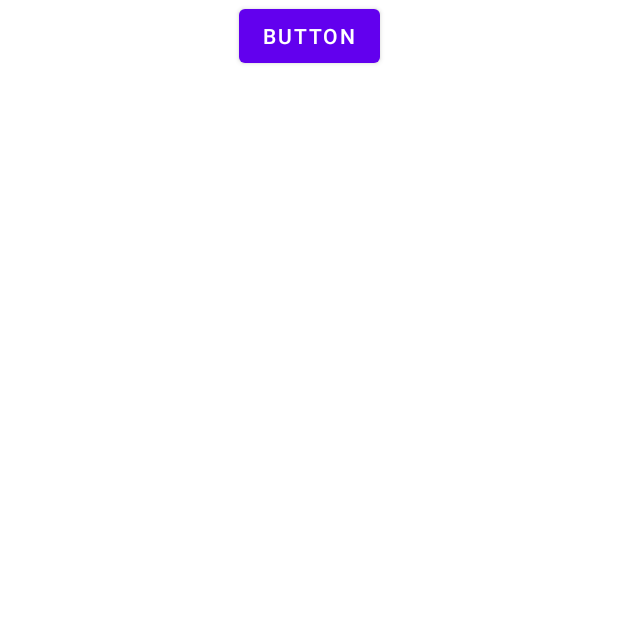
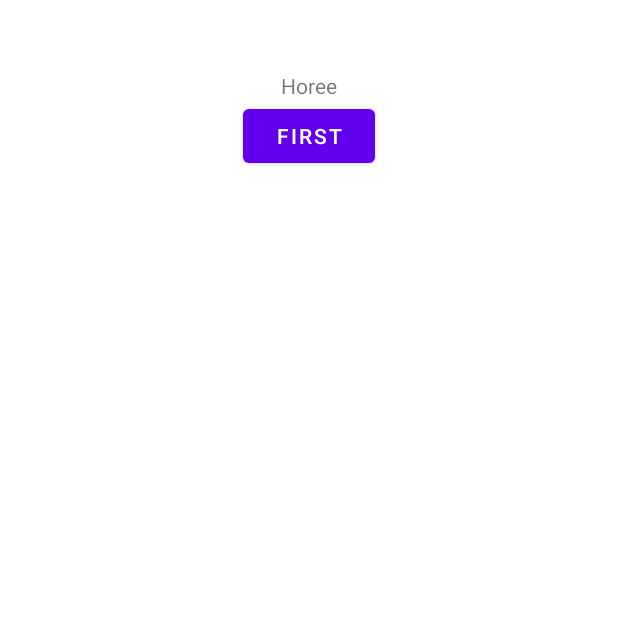
Before and after one commit to t39uh/Chapter5-Challange, an Android app: the SplashActivity screen opened directly, with no data from a screen before it, on a phone screen of 412 x 824 dp, the top half of it. Run offline under Robolectric (Android 15) with nearby library versions, the phone set to English and light mode, and no system bars.

Commit message:
begining of the pager

```diff
--- a/app/build.gradle
+++ b/app/build.gradle
@@ -40,6 +40,7 @@ dependencies {
     implementation 'androidx.appcompat:appcompat:1.3.1'
     implementation 'com.google.android.material:material:1.4.0'
     implementation 'androidx.constraintlayout:constraintlayout:2.1.1'
+    implementation 'androidx.legacy:legacy-support-v4:1.0.0'
     testImplementation 'junit:junit:4.+'
     androidTestImplementation 'androidx.test.ext:junit:1.1.3'
     androidTestImplementation 'androidx.test.espresso:espresso-core:3.4.0'
--- a/app/src/main/AndroidManifest.xml
+++ b/app/src/main/AndroidManifest.xml
@@ -12,7 +12,7 @@
         android:supportsRtl="true"
         android:theme="@style/Theme.Chapter5Challange">
         <activity
-            android:name=".SplashActivity"
+            android:name=".splash.SplashActivity"
             android:exported="true" />
         <activity
             android:name=".MainActivity"
--- a/app/src/main/java/com/teguh/chapter5_challange/MainActivity.kt
+++ b/app/src/main/java/com/teguh/chapter5_challange/MainActivity.kt
@@ -5,6 +5,7 @@ import androidx.appcompat.app.AppCompatActivity
 import android.os.Bundle
 import android.widget.ImageView
 import coil.load
+import com.teguh.chapter5_challange.splash.SplashActivity
 import java.util.*
 import kotlin.concurrent.schedule
 
--- a/app/src/main/java/com/teguh/chapter5_challange/SplashActivity.kt
+++ /dev/null
@@ -1,11 +0,0 @@
-package com.teguh.chapter5_challange
-
-import androidx.appcompat.app.AppCompatActivity
-import android.os.Bundle
-
-class SplashActivity : AppCompatActivity() {
-    override fun onCreate(savedInstanceState: Bundle?) {
-        super.onCreate(savedInstanceState)
-        setContentView(R.layout.activity_splash)
-    }
-}
--- /dev/null
+++ b/app/src/main/java/com/teguh/chapter5_challange/splash/BasicFragment.kt
@@ -0,0 +1,63 @@
+package com.teguh.chapter5_challange.splash
+
+import android.os.Bundle
+import androidx.fragment.app.Fragment
+import android.view.LayoutInflater
+import android.view.View
+import android.view.ViewGroup
+import android.widget.TextView
+import com.teguh.chapter5_challange.R
+
+// TODO: Rename parameter arguments, choose names that match
+// the fragment initialization parameters, e.g. ARG_ITEM_NUMBER
+private const val ARG_PARAM1 = "param1"
+private const val ARG_PARAM2 = "param2"
+
+/**
+ * A simple [Fragment] subclass.
+ * Use the [BasicFragment.newInstance] factory method to
+ * create an instance of this fragment.
+ */
+class BasicFragment : Fragment() {
+    // TODO: Rename and change types of parameters
+    private var param1: String? = null
+    private var param2: String? = null
+
+    override fun onCreate(savedInstanceState: Bundle?) {
+        super.onCreate(savedInstanceState)
+        arguments?.let {
+            param1 = it.getString(ARG_PARAM1)
+            param2 = it.getString(ARG_PARAM2)
+        }
+    }
+
+    override fun onCreateView(
+        inflater: LayoutInflater, container: ViewGroup?,
+        savedInstanceState: Bundle?
+    ): View? {
+        // Inflate the layout for this fragment
+        val layout = inflater.inflate(R.layout.fragment_basic, container, false)
+        layout.findViewById<TextView>(R.id.btn_fragment).text = param1
+        return layout
+    }
+
+    companion object {
+        /**
+         * Use this factory method to create a new instance of
+         * this fragment using the provided parameters.
+         *
+         * @param param1 Parameter 1.
+         * @param param2 Parameter 2.
+         * @return A new instance of fragment BasicFragment.
+         */
+        // TODO: Rename and change types and number of parameters
+        @JvmStatic
+        fun newInstance(param1: String, param2: String) =
+            BasicFragment().apply {
+                arguments = Bundle().apply {
+                    putString(ARG_PARAM1, param1)
+                    putString(ARG_PARAM2, param2)
+                }
+            }
+    }
+}
--- /dev/null
+++ b/app/src/main/java/com/teguh/chapter5_challange/splash/SplashActivity.kt
@@ -0,0 +1,38 @@
+package com.teguh.chapter5_challange.splash
+
+import androidx.appcompat.app.AppCompatActivity
+import android.os.Bundle
+import androidx.fragment.app.Fragment
+import androidx.fragment.app.FragmentActivity
+import androidx.viewpager2.adapter.FragmentStateAdapter
+import androidx.viewpager2.widget.ViewPager2
+import com.teguh.chapter5_challange.R
+
+class SplashActivity : AppCompatActivity() {
+
+    private lateinit var viewPager: ViewPager2
+
+    override fun onCreate(savedInstanceState: Bundle?) {
+        super.onCreate(savedInstanceState)
+        setContentView(R.layout.activity_splash)
+
+        viewPager = findViewById(R.id.view_pager2)
+        val pagerAdapter = SplashAdapter(this)
+
+        viewPager.adapter = pagerAdapter
+
+        pagerAdapter.addFragment(BasicFragment.newInstance("first","first"))
+        pagerAdapter.addFragment(BasicFragment.newInstance("second","second"))
+    }
+
+    override fun onBackPressed() {
+        if (viewPager.currentItem == 0) {
+            // If the user is currently looking at the first step, allow the system to handle the
+            // Back button. This calls finish() on this activity and pops the back stack.
+            super.onBackPressed()
+        } else {
+            // Otherwise, select the previous step.
+            viewPager.currentItem = viewPager.currentItem - 1
+        }
+    }
+}
--- /dev/null
+++ b/app/src/main/java/com/teguh/chapter5_challange/splash/SplashAdapter.kt
@@ -0,0 +1,18 @@
+package com.teguh.chapter5_challange.splash
+
+import androidx.fragment.app.Fragment
+import androidx.fragment.app.FragmentActivity
+import androidx.viewpager2.adapter.FragmentStateAdapter
+
+class SplashAdapter(fa: FragmentActivity) : FragmentStateAdapter(fa) {
+
+    private val fragmentList: MutableList<Fragment> = mutableListOf()
+
+    override fun getItemCount(): Int = fragmentList.size
+
+    override fun createFragment(position: Int): Fragment = fragmentList[position]
+
+    fun addFragment(fragment: Fragment) {
+        fragmentList.add(fragment)
+    }
+}
--- a/app/src/main/res/layout/activity_splash.xml
+++ b/app/src/main/res/layout/activity_splash.xml
@@ -6,11 +6,11 @@
     android:layout_height="match_parent"
     tools:context=".SplashActivity">
 
-    <Button
-        android:id="@+id/button"
-        android:layout_width="wrap_content"
-        android:layout_height="wrap_content"
-        android:text="Button"
+    <androidx.viewpager2.widget.ViewPager2
+        android:id="@+id/view_pager2"
+        android:layout_width="409dp"
+        android:layout_height="729dp"
+        app:layout_constraintBottom_toBottomOf="parent"
         app:layout_constraintEnd_toEndOf="parent"
         app:layout_constraintStart_toStartOf="parent"
         app:layout_constraintTop_toTopOf="parent" />
--- /dev/null
+++ b/app/src/main/res/layout/fragment_basic.xml
@@ -0,0 +1,36 @@
+<?xml version="1.0" encoding="utf-8"?>
+<androidx.constraintlayout.widget.ConstraintLayout xmlns:android="http://schemas.android.com/apk/res/android"
+    xmlns:app="http://schemas.android.com/apk/res-auto"
+    xmlns:tools="http://schemas.android.com/tools"
+    android:id="@+id/frameLayout"
+    android:layout_width="match_parent"
+    android:layout_height="match_parent"
+    tools:context=".splash.BasicFragment">
+
+    <ImageView
+        android:id="@+id/imageView"
+        android:layout_width="wrap_content"
+        android:layout_height="wrap_content"
+        app:layout_constraintEnd_toEndOf="parent"
+        app:layout_constraintStart_toStartOf="parent"
+        app:layout_constraintTop_toTopOf="parent"
+        tools:src="@tools:sample/avatars" />
+
+    <TextView
+        android:id="@+id/textView"
+        android:layout_width="wrap_content"
+        android:layout_height="wrap_content"
+        android:text="Horee"
+        app:layout_constraintEnd_toEndOf="parent"
+        app:layout_constraintStart_toStartOf="parent"
+        app:layout_constraintTop_toBottomOf="@+id/imageView" />
+
+    <Button
+        android:id="@+id/btn_fragment"
+        android:layout_width="wrap_content"
+        android:layout_height="wrap_content"
+        android:text="Button"
+        app:layout_constraintEnd_toEndOf="@+id/imageView"
+        app:layout_constraintStart_toStartOf="@+id/imageView"
+        app:layout_constraintTop_toBottomOf="@+id/textView" />
+</androidx.constraintlayout.widget.ConstraintLayout>
--- a/app/src/main/res/values/strings.xml
+++ b/app/src/main/res/values/strings.xml
@@ -1,3 +1,5 @@
 <resources>
     <string name="app_name">Chapter5 - Challange</string>
+    <!-- TODO: Remove or change this placeholder text -->
+    <string name="hello_blank_fragment">Hello blank fragment</string>
 </resources>
```
